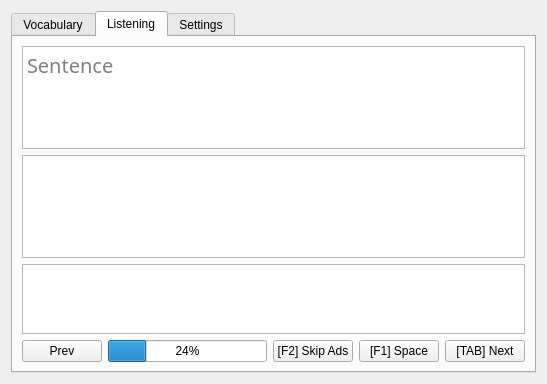
SuWeipeng/EnglishPractice, file ui/EnglishPractice.ui: the form before one commit.
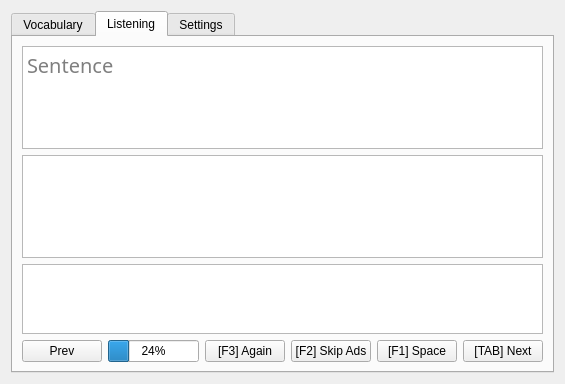
The form after the commit. The open tabs and pages were chosen to show the change.

Commit message: 听力加入“再听一遍”功能，由 Again 按钮触发，快捷键 F3

Diff of the .ui file:
```diff
--- a/ui/EnglishPractice.ui
+++ b/ui/EnglishPractice.ui
@@ -6,7 +6,7 @@
    <rect>
     <x>0</x>
     <y>0</y>
-    <width>547</width>
+    <width>549</width>
     <height>384</height>
    </rect>
   </property>
@@ -330,6 +330,16 @@
              </property>
             </widget>
            </item>
+           <item>
+            <widget class="QPushButton" name="pushButton_12">
+             <property name="text">
+              <string>[F3] Again</string>
+             </property>
+             <property name="shortcut">
+              <string>F3</string>
+             </property>
+            </widget>
+           </item>
            <item>
             <widget class="QPushButton" name="pushButton_10">
              <property name="text">
```
The commit also changes 2 other files.
